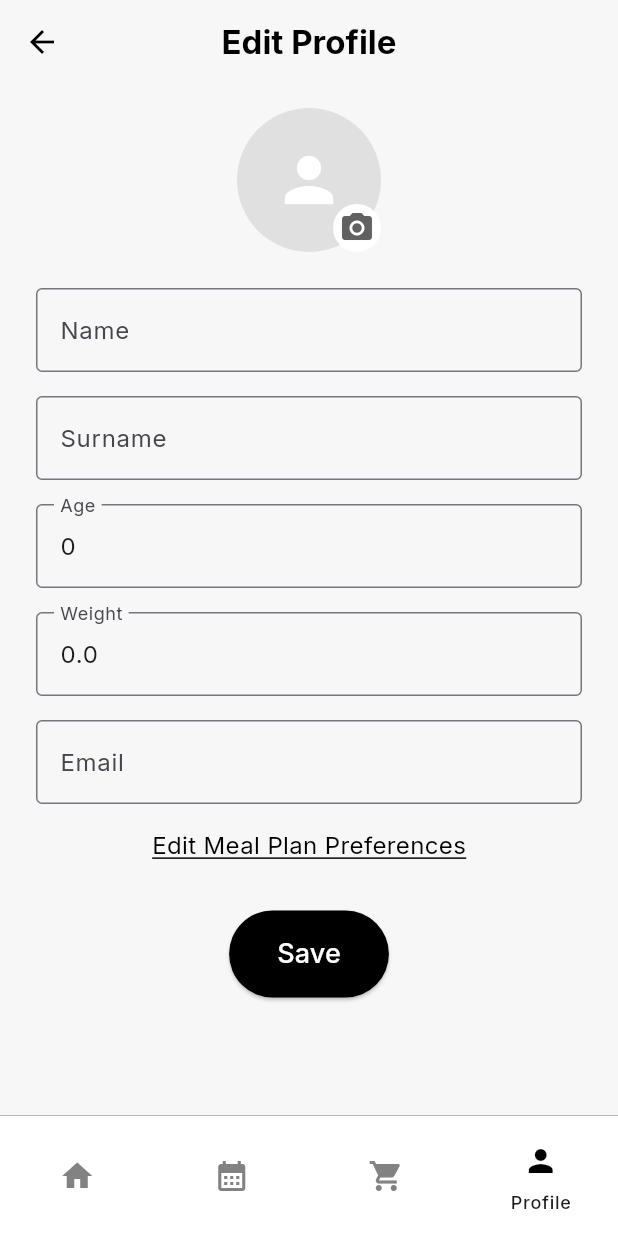
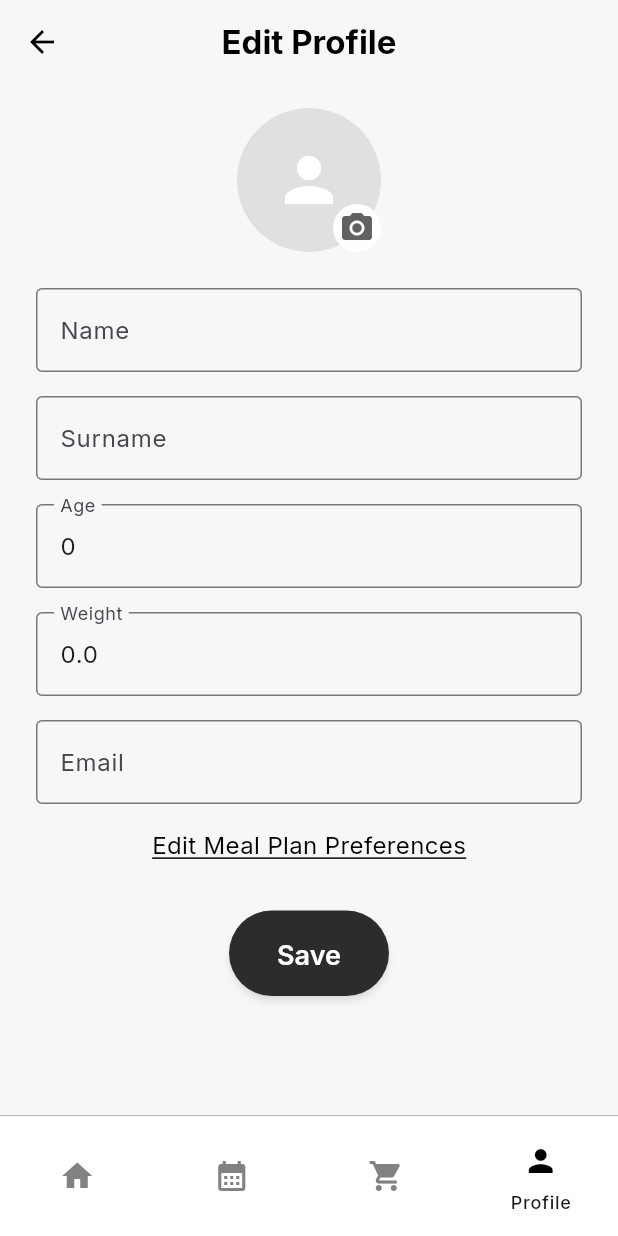
Before and after one commit to josep-cardona/BiteBudget, a Flutter app: the ProfilePage screen opened by its route, after a tap on "Edit Profile", on a phone screen of 412 x 824 dp. Run offline on Flutter 3.47's test engine with Material 3 defaults, Android fonts, the phone set to English and light mode, and no system bars; our stand-ins replace cloud_firestore, file_picker, firebase_auth, firebase_core, flutter_svg, go_router and 5 more; accounts and stored records are empty.

Commit message:
Final changes

```diff
--- /dev/null
+++ b/lib/bitebudget_button_style.dart
@@ -0,0 +1,20 @@
+import 'package:flutter/material.dart';
+
+/// Unified black button style for BiteBudget app.
+final ButtonStyle biteBudgetBlackButtonStyle = ElevatedButton.styleFrom(
+  backgroundColor: const Color(0xFF2C2C2C),
+  foregroundColor: Colors.white,
+  shape: RoundedRectangleBorder(
+    borderRadius: BorderRadius.circular(8),
+  ),
+  elevation: 2,
+  shadowColor: Colors.black45,
+  padding: const EdgeInsets.symmetric(vertical: 14, horizontal: 16),
+  textStyle: const TextStyle(
+    color: Colors.white,
+    fontSize: 16,
+    fontFamily: 'Inter',
+    fontWeight: FontWeight.w600,
+    height: 1.4,
+  ),
+);
--- a/lib/pages/profile_page.dart
+++ b/lib/pages/profile_page.dart
@@ -14,6 +14,7 @@ import 'package:shared_preferences/shared_preferences.dart';
 import 'package:bitebudget/models/recipe_uploader.dart';
 import 'package:bitebudget/services/database_service.dart';
 import 'package:cloud_firestore/cloud_firestore.dart';
+import '../bitebudget_button_style.dart';
 
 class ProfilePage extends StatefulWidget {
   const ProfilePage({Key? key}) : super(key: key);
@@ -196,10 +197,9 @@ class _ProfilePageState extends State<ProfilePage> {
               const SizedBox(height: 16),
               ElevatedButton(
                 onPressed: _editProfile,
-                style: ElevatedButton.styleFrom(
-                  backgroundColor: Colors.black,
-                  shape: RoundedRectangleBorder(borderRadius: BorderRadius.circular(16)),
-                  padding: const EdgeInsets.symmetric(horizontal: 32, vertical: 12),
+                style: biteBudgetBlackButtonStyle.copyWith(
+                  padding: MaterialStateProperty.all(const EdgeInsets.symmetric(horizontal: 32, vertical: 12)),
+                  shape: MaterialStateProperty.all(RoundedRectangleBorder(borderRadius: BorderRadius.circular(16))),
                 ),
                 child: const Text('Edit Profile', style: TextStyle(fontSize: 16, color: Colors.white)),
               ),
@@ -449,10 +449,9 @@ class _EditProfilePageState extends State<EditProfilePage> {
             const SizedBox(height: 32),
             ElevatedButton(
               onPressed: _isLoading ? null : _saveProfile,
-              style: ElevatedButton.styleFrom(
-                backgroundColor: Colors.black,
-                shape: RoundedRectangleBorder(borderRadius: BorderRadius.circular(32)),
-                padding: const EdgeInsets.symmetric(horizontal: 32, vertical: 16),
+              style: biteBudgetBlackButtonStyle.copyWith(
+                padding: MaterialStateProperty.all(const EdgeInsets.symmetric(horizontal: 32, vertical: 16)),
+                shape: MaterialStateProperty.all(RoundedRectangleBorder(borderRadius: BorderRadius.circular(32))),
               ),
               child: _isLoading
                   ? const CircularProgressIndicator(color: Colors.white)
--- a/lib/pages/test_button_page.dart
+++ b/lib/pages/test_button_page.dart
@@ -1,6 +1,7 @@
 import 'package:bitebudget/router/routes.dart';
 import 'package:flutter/material.dart';
 import 'package:go_router/go_router.dart';
+import '../bitebudget_button_style.dart';
 
 class TestButtonPage extends StatefulWidget {
   const TestButtonPage({super.key});
@@ -21,6 +22,7 @@ class _TestButtonPageState extends State<TestButtonPage> {
             GoRouter.of(context).go(Routes.homePage);
           },
           child: const Text('Press Me'),
+          style: biteBudgetBlackButtonStyle,
         ),
       ),
     );
```
Also changed, not shown: lib/pages/login_page.dart (+4 -6 lines), lib/pages/meal_preferences_form.dart (+2 -6 lines), lib/pages/recipe_page.dart (+4 -4 lines), lib/pages/register_page.dart (+4 -6 lines), lib/pages/shopping_list_page.dart (+21 -6 lines), lib/pages/welcome_page.dart (+4 -7 lines), lib/router/router.dart (+20 -0 lines), lib/services/auth_gate.dart (added, +11 -0 lines), pubspec.yaml (+13 -0 lines), pubspec.lock, 54 other files.
